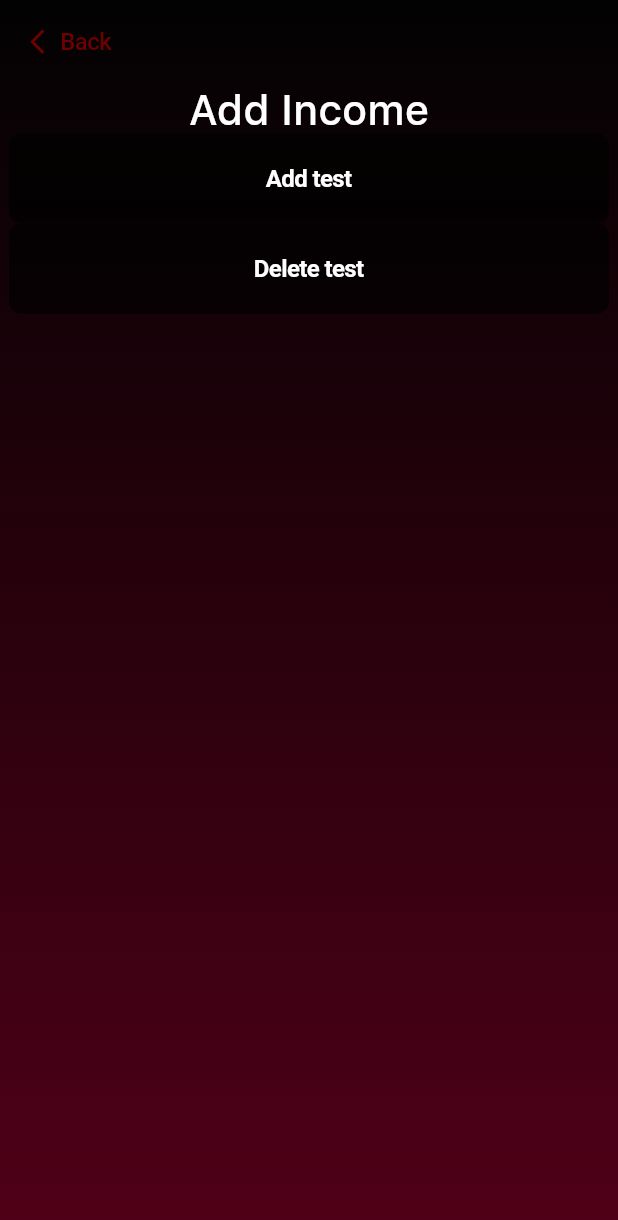
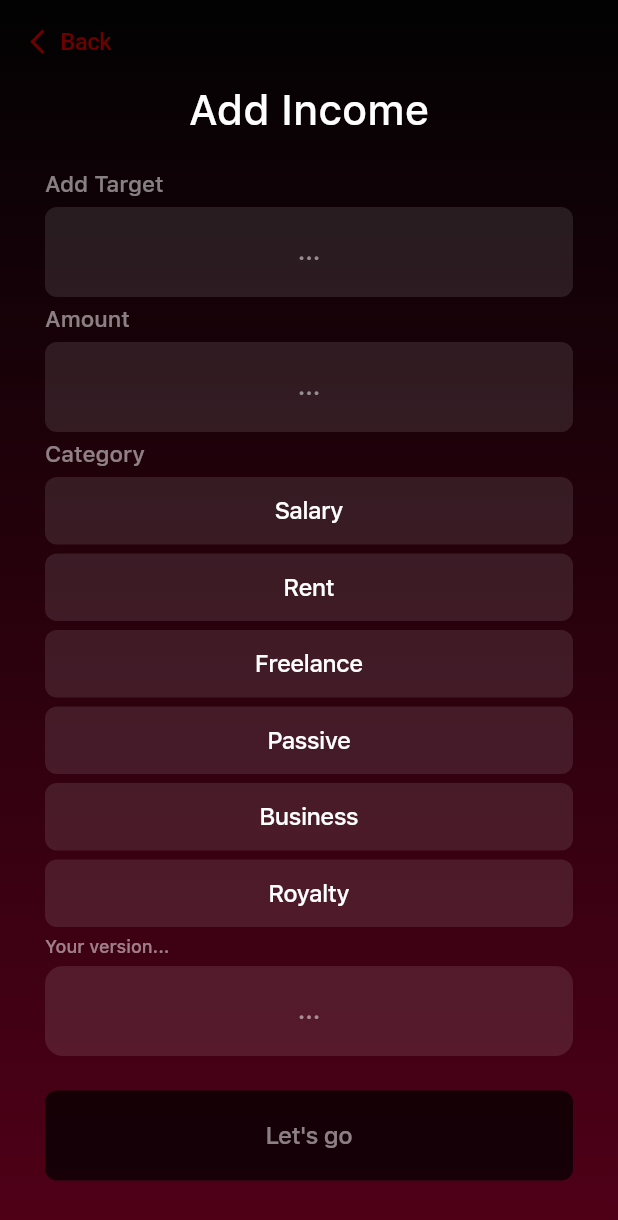
Before and after one commit to kent0505/project5, a Flutter app: the ExpenseAddPage screen opened directly with empty values, on a phone screen of 412 x 824 dp. Shown: the top 1220 px of the screen. Run offline on Flutter 3.47's test engine with Material 3 defaults, Android fonts, the phone set to English and light mode, and no system bars; our stand-ins replace flutter_bloc, flutter_svg, go_router, hive_flutter, shared_preferences; accounts and stored records are empty.

Commit message:
add expense/income functionality

```diff
--- a/lib/core/config/themes.dart
+++ b/lib/core/config/themes.dart
@@ -6,11 +6,11 @@ final theme = ThemeData(
   useMaterial3: false,
   primarySwatch: Colors.grey,
   fontFamily: 'SFPro',
-  // textSelectionTheme: const TextSelectionThemeData(
-  //   cursorColor: AppColors.accent,
-  //   selectionColor: AppColors.accent,
-  //   selectionHandleColor: AppColors.accent,
-  // ),
+  textSelectionTheme: TextSelectionThemeData(
+    cursorColor: AppColors.white50,
+    selectionColor: AppColors.white50,
+    selectionHandleColor: AppColors.white50,
+  ),
   colorScheme: ColorScheme.fromSwatch(
     accentColor: AppColors.activeNavBar,
   ),
--- a/lib/core/utils.dart
+++ b/lib/core/utils.dart
@@ -29,6 +29,7 @@ Future<void> saveUser(String name, String currency) async {
   prefs.setString('userName', name);
   prefs.setString('userCurrency', currency);
   prefs.setBool('onboarding', false);
+  await getData();
 }
 
 int getCurrentTimestamp() {
--- a/lib/core/widgets/buttons/primary_button.dart
+++ b/lib/core/widgets/buttons/primary_button.dart
@@ -34,6 +34,7 @@ class PrimaryButton extends StatelessWidget {
               color: active ? Colors.white : AppColors.white50,
               fontSize: 16,
               fontWeight: FontWeight.w600,
+              fontFamily: 'SFPro',
             ),
           ),
         ),
--- /dev/null
+++ b/lib/core/widgets/your_version_field.dart
@@ -0,0 +1,66 @@
+import 'package:flutter/material.dart';
+import 'package:flutter/services.dart';
+
+import '../config/app_colors.dart';
+
+class YourVersionField extends StatelessWidget {
+  const YourVersionField({
+    super.key,
+    required this.controller,
+    this.hintText = '...',
+    this.maxLen = 15,
+    required this.onChanged,
+  });
+
+  final TextEditingController controller;
+  final String hintText;
+  final int maxLen;
+  final void Function() onChanged;
+
+  @override
+  Widget build(BuildContext context) {
+    return Stack(
+      children: [
+        Container(
+          height: 60,
+          decoration: BoxDecoration(
+            color: AppColors.card,
+            borderRadius: BorderRadius.circular(12),
+          ),
+          child: TextField(
+            controller: controller,
+            textAlign: TextAlign.center,
+            inputFormatters: [
+              LengthLimitingTextInputFormatter(maxLen),
+            ],
+            textCapitalization: TextCapitalization.sentences,
+            style: const TextStyle(
+              color: Colors.white,
+            ),
+            decoration: InputDecoration(
+              hintText: hintText,
+              hintStyle: TextStyle(
+                color: AppColors.white50,
+                fontSize: 16,
+                fontWeight: FontWeight.w500,
+              ),
+              focusedBorder: const OutlineInputBorder(
+                borderSide: BorderSide(color: Colors.transparent),
+              ),
+              enabledBorder: const OutlineInputBorder(
+                borderSide: BorderSide(color: Colors.transparent),
+              ),
+            ),
+            onTapOutside: (event) {
+              FocusManager.instance.primaryFocus?.unfocus();
+            },
+            onChanged: (value) {
+              controller.text = value;
+              onChanged();
+            },
+          ),
+        ),
+      ],
+    );
+  }
+}
--- /dev/null
+++ b/lib/core/widgets/your_version_text.dart
@@ -0,0 +1,23 @@
+import 'package:flutter/material.dart';
+
+import '../config/app_colors.dart';
+
+class YourVersionText extends StatelessWidget {
+  const YourVersionText({super.key});
+
+  @override
+  Widget build(BuildContext context) {
+    return Row(
+      children: [
+        Text(
+          'Your version...',
+          style: TextStyle(
+            color: AppColors.white50,
+            fontSize: 12,
+            fontWeight: FontWeight.w600,
+          ),
+        ),
+      ],
+    );
+  }
+}
--- a/lib/features/expense/pages/expense_add_page.dart
+++ b/lib/features/expense/pages/expense_add_page.dart
@@ -6,8 +6,14 @@ import '../../../core/utils.dart';
 import '../../../core/widgets/buttons/primary_button.dart';
 import '../../../core/widgets/custom_app_bar.dart';
 import '../../../core/widgets/custom_scaffold.dart';
+import '../../../core/widgets/your_version_field.dart';
+import '../../../core/widgets/your_version_text.dart';
 import '../bloc/expense_bloc.dart';
 import '../models/expense.dart';
+import '../widgets/amount_field.dart';
+import '../widgets/category_card.dart';
+import '../widgets/field_title_text.dart';
+import '../widgets/target_field.dart';
 
 class ExpenseAddPage extends StatefulWidget {
   const ExpenseAddPage({super.key, required this.expense});
@@ -19,6 +25,54 @@ class ExpenseAddPage extends StatefulWidget {
 }
 
 class _ExpenseAddPageState extends State<ExpenseAddPage> {
+  final controller1 = TextEditingController();
+  final controller2 = TextEditingController();
+  final controller3 = TextEditingController();
+
+  bool active = false;
+  bool selected = false;
+
+  bool getSelected(String title) {
+    return controller3.text == title;
+  }
+
+  void checkActive() {
+    setState(() {
+      if (controller1.text.isEmpty) {
+        active = false;
+      } else if (controller2.text.isEmpty) {
+        active = false;
+      } else if (controller3.text.isEmpty) {
+        active = false;
+      } else {
+        active = true;
+      }
+    });
+  }
+
+  void onAdd() {
+    context.read<ExpenseBloc>().add(
+          AddExpenseEvent(
+            expense: Expense(
+              id: getCurrentTimestamp(),
+              target: controller1.text,
+              amount: int.parse(controller2.text),
+              category: controller3.text,
+              expense: widget.expense,
+            ),
+          ),
+        );
+    context.pop();
+  }
+
+  @override
+  void dispose() {
+    controller1.dispose();
+    controller2.dispose();
+    controller3.dispose();
+    super.dispose();
+  }
+
   @override
   Widget build(BuildContext context) {
     return CustomScaffold(
@@ -26,41 +80,89 @@ class _ExpenseAddPageState extends State<ExpenseAddPage> {
         children: [
           const CustomAppBar(),
           Expanded(
-            child: Column(
+            child: ListView(
+              padding: const EdgeInsets.symmetric(horizontal: 30),
               children: [
-                Text(
-                  widget.expense ? 'Add Expense' : 'Add Income',
-                  style: const TextStyle(
-                    color: Colors.white,
-                    fontSize: 28,
-                    fontWeight: FontWeight.w600,
+                Center(
+                  child: Text(
+                    widget.expense ? 'Add Expense' : 'Add Income',
+                    style: const TextStyle(
+                      color: Colors.white,
+                      fontSize: 28,
+                      fontWeight: FontWeight.w600,
+                    ),
                   ),
                 ),
+                const SizedBox(height: 25),
+                const FieldTitleText('Add Target'),
+                const SizedBox(height: 6),
+                TargetField(
+                  controller: controller1,
+                  onChanged: checkActive,
+                ),
+                const SizedBox(height: 6),
+                const FieldTitleText('Amount'),
+                const SizedBox(height: 6),
+                AmountField(
+                  controller: controller2,
+                  onChanged: checkActive,
+                ),
+                const SizedBox(height: 6),
+                const FieldTitleText('Category'),
+                const SizedBox(height: 6),
+                CategoryCard(
+                  title: 'Salary',
+                  controller: controller3,
+                  selected: getSelected('Salary'),
+                  onSelected: checkActive,
+                ),
+                const SizedBox(height: 6),
+                CategoryCard(
+                  title: 'Rent',
+                  controller: controller3,
+                  selected: getSelected('Rent'),
+                  onSelected: checkActive,
+                ),
+                const SizedBox(height: 6),
+                CategoryCard(
+                  title: 'Freelance',
+                  controller: controller3,
+                  selected: getSelected('Freelance'),
+                  onSelected: checkActive,
+                ),
+                const SizedBox(height: 6),
+                CategoryCard(
+                  title: 'Passive',
+                  controller: controller3,
+                  selected: getSelected('Passive'),
+                  onSelected: checkActive,
+                ),
+                const SizedBox(height: 6),
+                CategoryCard(
+                  title: 'Business',
+                  controller: controller3,
+                  selected: getSelected('Business'),
+                  onSelected: checkActive,
+                ),
+                const SizedBox(height: 6),
+                CategoryCard(
+                  title: 'Royalty',
+                  controller: controller3,
+                  selected: getSelected('Royalty'),
+                  onSelected: checkActive,
+                ),
+                const SizedBox(height: 6),
+                const YourVersionText(),
+                const SizedBox(height: 6),
+                YourVersionField(
+                  controller: controller3,
+                  onChanged: checkActive,
+                ),
+                const SizedBox(height: 23),
                 PrimaryButton(
-                  title: 'Add test',
-                  onPressed: () {
-                    context.read<ExpenseBloc>().add(
-                          AddExpenseEvent(
-                            expense: Expense(
-                              id: getCurrentTimestamp(),
-                              target: 'Buy a car',
-                              amount: 20000,
-                              category: 'Vehicle',
-                              expense: true,
-                            ),
-                          ),
-                        );
-                    context.pop();
-                  },
-                ),
-                PrimaryButton(
-                  title: 'Delete test',
-                  onPressed: () {
-                    context.read<ExpenseBloc>().add(
-                          DeleteExpenseEvent(id: 1719855205),
-                        );
-                    context.pop();
-                  },
+                  title: 'Let\'s go',
+                  active: active,
+                  onPressed: onAdd,
                 ),
               ],
             ),
--- /dev/null
+++ b/lib/features/expense/widgets/amount_field.dart
@@ -0,0 +1,61 @@
+import 'package:flutter/material.dart';
+import 'package:flutter/services.dart';
+
+import '../../../core/config/app_colors.dart';
+
+class AmountField extends StatelessWidget {
+  const AmountField({
+    super.key,
+    required this.controller,
+    required this.onChanged,
+  });
+
+  final TextEditingController controller;
+  final void Function() onChanged;
+
+  @override
+  Widget build(BuildContext context) {
+    return Container(
+      height: 60,
+      width: MediaQuery.of(context).size.width > 400 ? 400 : null,
+      decoration: BoxDecoration(
+        color: AppColors.card,
+        borderRadius: BorderRadius.circular(8),
+      ),
+      child: TextField(
+        controller: controller,
+        textAlign: TextAlign.center,
+        keyboardType: TextInputType.number,
+        inputFormatters: [
+          FilteringTextInputFormatter.digitsOnly,
+          LengthLimitingTextInputFormatter(7),
+        ],
+        textCapitalization: TextCapitalization.sentences,
+        style: const TextStyle(
+          color: Colors.white,
+        ),
+        decoration: InputDecoration(
+          hintText: '...',
+          hintStyle: TextStyle(
+            color: AppColors.white50,
+            fontSize: 16,
+            fontWeight: FontWeight.w500,
+          ),
+          focusedBorder: const OutlineInputBorder(
+            borderSide: BorderSide(color: Colors.transparent),
+          ),
+          enabledBorder: const OutlineInputBorder(
+            borderSide: BorderSide(color: Colors.transparent),
+          ),
+        ),
+        onTapOutside: (event) {
+          FocusManager.instance.primaryFocus?.unfocus();
+        },
+        onChanged: (value) {
+          controller.text = value;
+          onChanged();
+        },
+      ),
+    );
+  }
+}
--- /dev/null
+++ b/lib/features/expense/widgets/category_card.dart
@@ -0,0 +1,60 @@
+import 'package:flutter/cupertino.dart';
+import 'package:flutter/material.dart';
+
+import '../../../core/config/app_colors.dart';
+
+class CategoryCard extends StatefulWidget {
+  const CategoryCard({
+    super.key,
+    required this.title,
+    required this.controller,
+    required this.selected,
+    required this.onSelected,
+  });
+
+  final String title;
+  final TextEditingController controller;
+  final bool selected;
+  final void Function() onSelected;
+
+  @override
+  State<CategoryCard> createState() => _CategoryCardState();
+}
+
+class _CategoryCardState extends State<CategoryCard> {
+  @override
+  Widget build(BuildContext context) {
+    return Container(
+      height: 45,
+      decoration: BoxDecoration(
+        color: AppColors.card,
+        borderRadius: BorderRadius.circular(8),
+        border: Border.all(
+          width: 2,
+          color: widget.selected ? const Color(0xff500018) : Colors.transparent,
+        ),
+      ),
+      child: CupertinoButton(
+        onPressed: () {
+          if (widget.controller.text == widget.title) return;
+          setState(() {
+            widget.controller.text = widget.title;
+            widget.onSelected();
+          });
+        },
+        padding: EdgeInsets.zero,
+        child: Center(
+          child: Text(
+            widget.title,
+            style: const TextStyle(
+              color: Colors.white,
+              fontSize: 16,
+              fontWeight: FontWeight.w600,
+              fontFamily: 'SFPro',
+            ),
+          ),
+        ),
+      ),
+    );
+  }
+}
--- /dev/null
+++ b/lib/features/expense/widgets/field_title_text.dart
@@ -0,0 +1,25 @@
+import 'package:flutter/material.dart';
+
+import '../../../core/config/app_colors.dart';
+
+class FieldTitleText extends StatelessWidget {
+  const FieldTitleText(this.title, {super.key});
+
+  final String title;
+
+  @override
+  Widget build(BuildContext context) {
+    return Row(
+      children: [
+        Text(
+          title,
+          style: TextStyle(
+            color: AppColors.white50,
+            fontSize: 15,
+            fontWeight: FontWeight.w600,
+          ),
+        ),
+      ],
+    );
+  }
+}
--- /dev/null
+++ b/lib/features/expense/widgets/target_field.dart
@@ -0,0 +1,58 @@
+import 'package:flutter/material.dart';
+
+import '../../../core/config/app_colors.dart';
+
+class TargetField extends StatelessWidget {
+  const TargetField({
+    super.key,
+    required this.controller,
+    required this.onChanged,
+  });
+
+  final TextEditingController controller;
+  final void Function() onChanged;
+
+  @override
+  Widget build(BuildContext context) {
+    return Container(
+      height: 60,
+      width: MediaQuery.of(context).size.width > 400 ? 400 : null,
+      decoration: BoxDecoration(
+        color: AppColors.card,
+        borderRadius: BorderRadius.circular(8),
+      ),
+      child: TextField(
+        controller: controller,
+        textAlign: TextAlign.center,
+        // inputFormatters: [
+        //   LengthLimitingTextInputFormatter(1),
+        // ],
+        textCapitalization: TextCapitalization.sentences,
+        style: const TextStyle(
+          color: Colors.white,
+        ),
+        decoration: InputDecoration(
+          hintText: '...',
+          hintStyle: TextStyle(
+            color: AppColors.white50,
+            fontSize: 16,
+            fontWeight: FontWeight.w500,
+          ),
+          focusedBorder: const OutlineInputBorder(
+            borderSide: BorderSide(color: Colors.transparent),
+          ),
+          enabledBorder: const OutlineInputBorder(
+            borderSide: BorderSide(color: Colors.transparent),
+          ),
+        ),
+        onTapOutside: (event) {
+          FocusManager.instance.primaryFocus?.unfocus();
+        },
+        onChanged: (value) {
+          controller.text = value;
+          onChanged();
+        },
+      ),
+    );
+  }
+}
--- a/lib/features/home/widgets/expense_card.dart
+++ b/lib/features/home/widgets/expense_card.dart
@@ -15,6 +15,7 @@ class ExpenseCard extends StatelessWidget {
   Widget build(BuildContext context) {
     return Container(
       height: 50,
+      margin: const EdgeInsets.symmetric(vertical: 10),
       decoration: BoxDecoration(
         color: AppColors.card,
         borderRadius: BorderRadius.circular(32),
@@ -43,6 +44,7 @@ class ExpenseCard extends StatelessWidget {
                   ),
                   Container(
                     height: 1,
+                    margin: const EdgeInsets.symmetric(vertical: 2),
                     width: 65,
                     color: Colors.white,
                   ),
```
Also changed, not shown: lib/features/home/pages/home_page.dart (+9 -6 lines), lib/features/splash/user_page.dart (+11 -68 lines).
